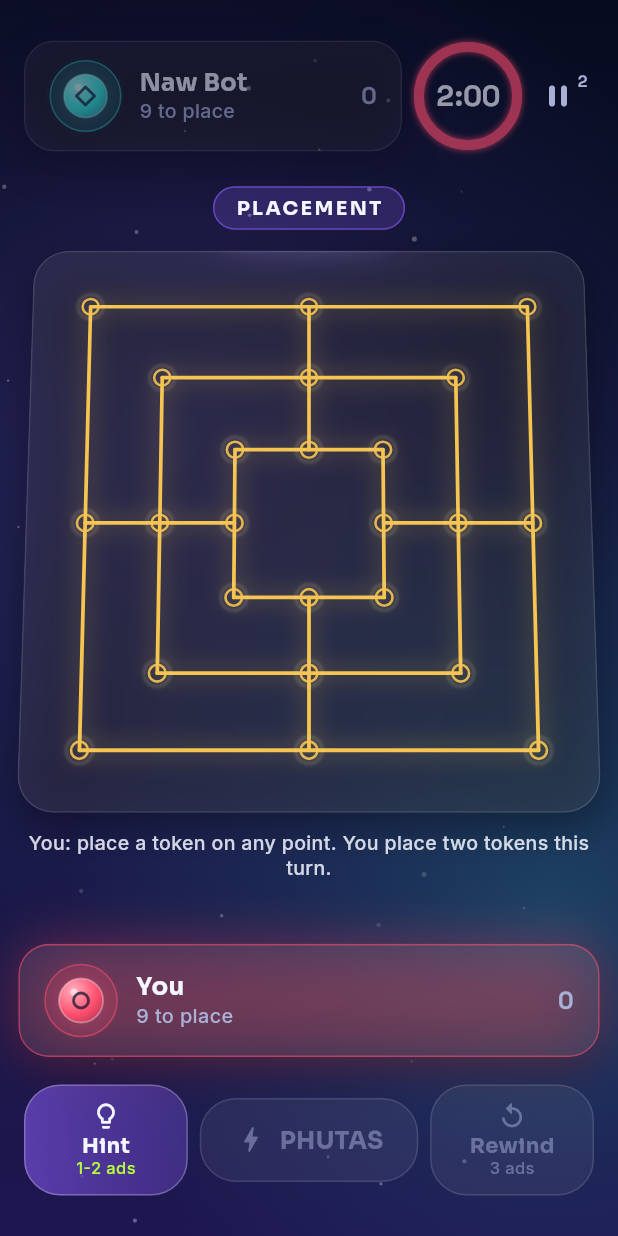
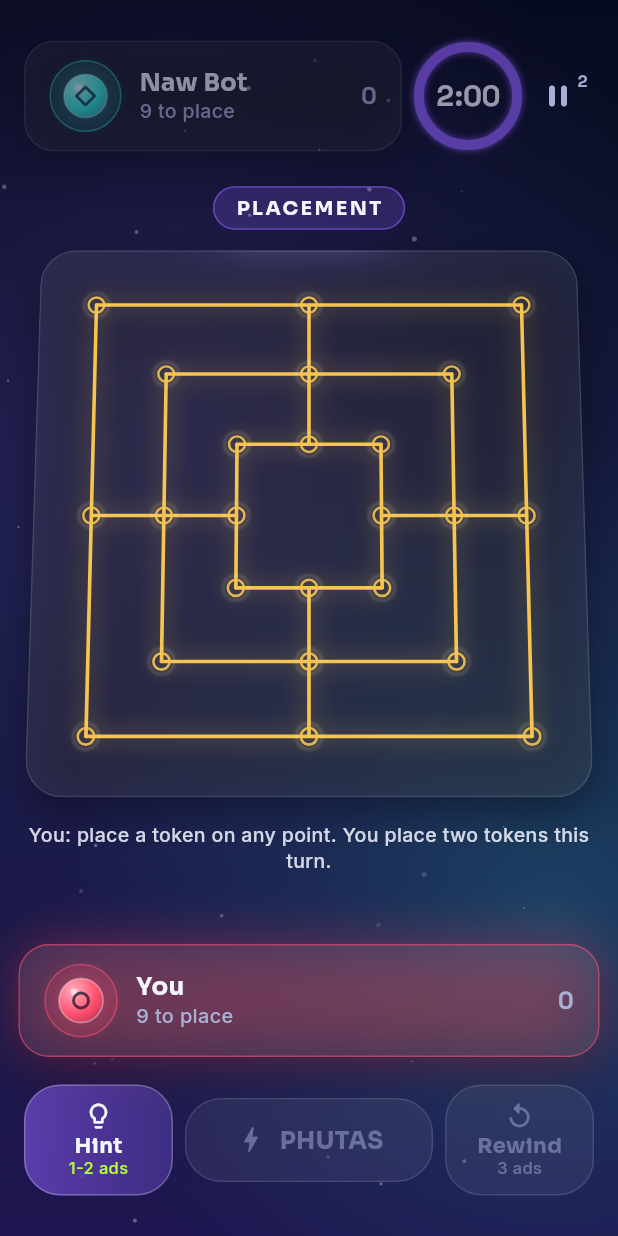
Before and after one commit to zainabraza06/NawTin, a Flutter app: the GameScreen screen opened by its route, on a phone screen of 412 x 824 dp. Run offline on Flutter 3.47's test engine with Material 3 defaults, Android fonts, the phone set to English and light mode, and no system bars; our stand-ins replace audioplayers, flutter_riverpod, google_fonts, google_mobile_ads, shared_preferences; accounts and stored records are empty.

Commit message:
fix(ui): neutral violet timer ring, taller hint slot, PHUTAS label always fits, shorter calm hint

```diff
--- a/lib/core/ai/hint_analyzer.dart
+++ b/lib/core/ai/hint_analyzer.dart
@@ -43,7 +43,7 @@ abstract final class HintAnalyzer {
     }
     return const HintAdvice(
       HintKind.calm,
-      'No immediate danger. Build towards two lines at once so one move can threaten both.',
+      'No immediate danger. Build towards two lines at once.',
     );
   }
 
--- a/lib/features/game/game_screen.dart
+++ b/lib/features/game/game_screen.dart
@@ -465,7 +465,6 @@ class _TopZone extends ConsumerWidget {
               child: TimerRing(
                 progress: clock.progress,
                 secondsLeft: clock.secondsLeft,
-                accent: tk.seatColor(g.turn),
               ),
             ),
             Semantics(
@@ -640,7 +639,7 @@ class _BoardZone extends StatelessWidget {
           ),
         ),
         SizedBox(
-          height: 58,
+          height: 68,
           child: Center(
             child: AnimatedSwitcher(
               duration: tk.medium,
@@ -649,8 +648,8 @@ class _BoardZone extends StatelessWidget {
                       key: const ValueKey('hint'),
                       onTap: ctl.clearHint,
                       child: Container(
-                        margin: const EdgeInsets.only(bottom: 6),
-                        padding: const EdgeInsets.symmetric(horizontal: 12, vertical: 6),
+                        margin: const EdgeInsets.only(bottom: 4),
+                        padding: const EdgeInsets.symmetric(horizontal: 12, vertical: 4),
                         decoration: BoxDecoration(
                           borderRadius: BorderRadius.circular(tk.radiusM),
                           color: tk.lime.withValues(alpha: 0.12),
@@ -665,7 +664,7 @@ class _BoardZone extends StatelessWidget {
                                 ui.hintText!,
                                 maxLines: 3,
                                 overflow: TextOverflow.ellipsis,
-                                style: tk.body(NawTinTokens.scaleXS, color: tk.textPrimary),
+                                style: tk.body(NawTinTokens.scaleXS - 0.5, color: tk.textPrimary),
                               ),
                             ),
                             Icon(Icons.close_rounded, color: tk.textMuted, size: 18),
--- a/lib/main.dart
+++ b/lib/main.dart
@@ -6,6 +6,7 @@ import 'package:google_fonts/google_fonts.dart';
 import 'package:shared_preferences/shared_preferences.dart';
 
 import 'app_router.dart';
+import 'core/engine/engine.dart';
 import 'services/prefs_store.dart';
 import 'services/settings.dart';
 import 'theme/tokens.dart';
@@ -17,6 +18,10 @@ import 'theme/app_theme.dart';
 Future<void> main() async {
   WidgetsFlutterBinding.ensureInitialized();
   // fonts are bundled in assets/google_fonts: never hit the network for them
+  // Placement order. The agreed rules are the default; self-play suggests the
+  // symmetric opening is fairer (see README, "Seat balance"):
+  // Rules.placementRule = PlacementRule.symmetricOpening;
+  Rules.placementRule = PlacementRule.openingAndClosingDouble;
   GoogleFonts.config.allowRuntimeFetching = false;
   // players never see a red error screen or a stack trace in release builds
   if (kReleaseMode) {
--- a/lib/widgets/action_dock.dart
+++ b/lib/widgets/action_dock.dart
@@ -56,7 +56,7 @@ class ActionDock extends StatelessWidget {
           ),
         ),
         SizedBox(width: tk.space1),
-        Expanded(flex: 4, child: phutas),
+        Expanded(flex: 5, child: phutas),
         SizedBox(width: tk.space1),
         Expanded(
           flex: 3,
@@ -161,7 +161,7 @@ class _DockPillState extends State<DockPill> with SingleTickerProviderStateMixin
             animation: _glow,
             builder: (context, child) => Container(
               constraints: const BoxConstraints(minHeight: 56),
-              padding: const EdgeInsets.symmetric(horizontal: 16, vertical: 10),
+              padding: const EdgeInsets.symmetric(horizontal: 12, vertical: 10),
               decoration: BoxDecoration(
                 borderRadius: BorderRadius.circular(tk.radiusL),
                 gradient: on
@@ -201,11 +201,13 @@ class _DockPillState extends State<DockPill> with SingleTickerProviderStateMixin
         Icon(widget.icon, size: 22, color: on ? fg : dim),
         const SizedBox(width: 8),
         Flexible(
-          child: Text(
-            widget.label,
-            maxLines: 1,
-            overflow: TextOverflow.ellipsis,
-            style: tk.heading(NawTinTokens.scaleS, color: on ? fg : dim),
+          child: FittedBox(
+            fit: BoxFit.scaleDown,
+            child: Text(
+              widget.label,
+              maxLines: 1,
+              style: tk.heading(NawTinTokens.scaleS, color: on ? fg : dim),
+            ),
           ),
         ),
       ],
```
